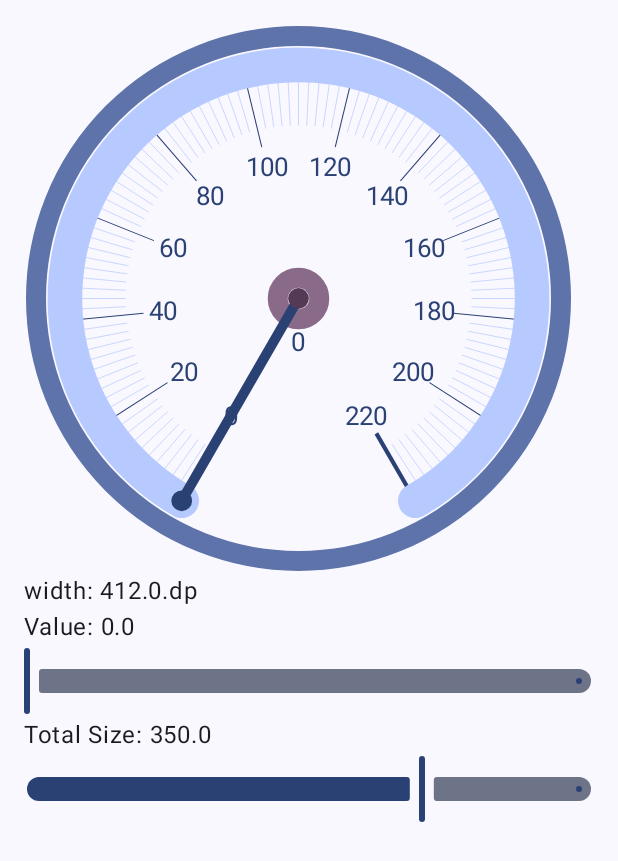
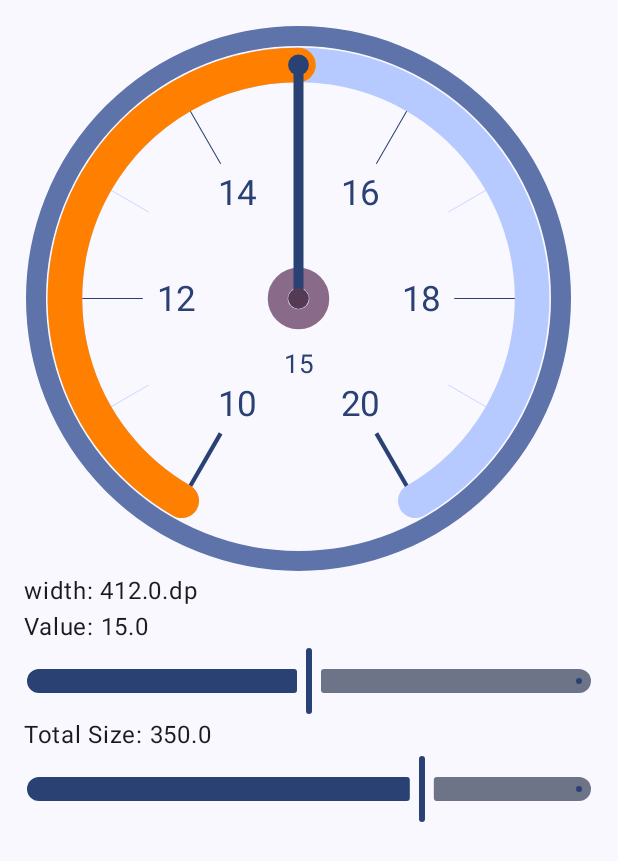
Before and after one commit to yamin8000/Gauge, an Android app built with Jetpack Compose: the screen it shows after launch (MainActivity), on a phone screen of 412 x 824 dp. Shown: the top 861 px of the screen. Run offline under Robolectric (Android 15) with nearby library versions, the phone set to English and light mode, and no system bars.

Commit message:
fixes #25

```diff
--- a/Gauge/src/main/java/com/github/yamin8000/gauge/main/Gauge.kt
+++ b/Gauge/src/main/java/com/github/yamin8000/gauge/main/Gauge.kt
@@ -21,7 +21,6 @@
 
 package com.github.yamin8000.gauge.main
 
-import androidx.compose.animation.animateColorAsState
 import androidx.compose.foundation.Canvas
 import androidx.compose.foundation.layout.BoxWithConstraints
 import androidx.compose.foundation.layout.padding
@@ -56,9 +55,11 @@ import kotlin.math.cos
 import kotlin.math.sin
 
 /**
- * Gauge Composable is a fusion of classic and modern Gauges with some customization options.
+ * Gauge Composable is a fusion of classic and modern Gauges with some
+ * customization options.
  *
- * @param value current value of the [Gauge], this value directly affects Gauge's arc and Gauge's needle style
+ * @param value current value of the [Gauge], this value directly affects
+ *     Gauge's arc and Gauge's needle style
  * @param modifier refer to [Modifier]
  * @param valueUnit unit of the Gauge's value like %, km/h or etc
  * @param decimalFormat decimal formatter for value text
@@ -71,10 +72,11 @@ import kotlin.math.sin
  * @param needleColors
  * @param arcColors
  * @param ticksColors
- * @param ticksColorProvider a lambda for fine tune of individual tick's color
+ * @param ticksColorProvider a lambda for fine tune of individual tick's
+ *     color
  * @param arcColorsProvider a lambda for fine tune of arc colors
- *
- * @throws IllegalArgumentException when some parameters are inconsistent with the design
+ * @throws IllegalArgumentException when some parameters are inconsistent
+ *     with the design
  */
 @Composable
 fun Gauge(
@@ -137,7 +139,7 @@ fun Gauge(
                         drawCompatibleText(
                             textMeasurer = textMeasurer,
                             text = decimalFormat.format(value).trim(),
-                            topLeft = center.plus(Offset(0f, size.toPx() / 12)),
+                            topLeft = center.plus(Offset(0f, size.toPx() / 8)),
                             color = valueColor,
                             totalSize = size
                         )
@@ -271,19 +273,27 @@ private fun DrawScope.drawTicks(
         val isBigTick = isSmallTick && (value % numerics.bigTicksStep == 0)
         val isStartOrEnd =
             isBigTick && (degreeInt == numerics.startAngle || degreeInt == totalAngle)
-        val endRatio = if (isBigTick) size.toPx().div(5f) else size.toPx().div(6f)
+        val tickEndRatio = if (isBigTick) size.toPx().div(5f) else size.toPx().div(6f)
         val width = if (isBigTick) size.div(500f).toPx() else size.div(700f).toPx()
-        val tickColor = if (isBigTick) colors.bigTicks else ticksColors[value].second
+        val tickColor = if (isBigTick) colors.bigTicks
+        else ticksColors[value - numerics.valueRange.start.toInt()].second
 
         val radian = Math.toRadians(degree.toDouble())
         val cos = cos(radian).toFloat()
         val sin = sin(radian).toFloat()
         val x = translate(cos, -1f..1f, 0f..size.toPx())
         val y = translate(sin, -1f..1f, 0f..size.toPx())
-        val endOffset = Offset(
-            x.minus(cos.times(endRatio)),
-            y.minus(sin.times(endRatio))
+        val tickEndOffset = Offset(
+            x.minus(cos.times(tickEndRatio)),
+            y.minus(sin.times(tickEndRatio))
         )
+
+        val textEndRatio = size.toPx().div(4.25f)
+        var textOffset = Offset(
+            x.minus(cos.times(textEndRatio)),
+            y.minus(sin.times(textEndRatio))
+        )
+
         if (isSmallTick) {
             drawLine(
                 color = tickColor,
@@ -293,17 +303,17 @@ private fun DrawScope.drawTicks(
                     x.minus(cos.times(startRatio)),
                     y.minus(sin.times(startRatio))
                 ).plus(borderOffset),
-                end = endOffset.plus(borderOffset)
+                end = tickEndOffset.plus(borderOffset)
             )
         }
         if (hasNumbers && isBigTick) {
-            val textSizeFactor = 20f
+            val textSizeFactor = 15f
             val textStyle = TextStyle(
                 color = colors.bigTicksLabels,
                 fontSize = size.toSp() / textSizeFactor
             )
             val textLayout = textMeasurer.measure("$value", textStyle)
-            var textOffset = endOffset.minus(
+            textOffset = textOffset.minus(
                 Offset(
                     textLayout.size.width.toFloat() / 2,
                     textLayout.size.height.toFloat() / 2
--- a/app/src/main/java/com/github/yamin8000/gauge/MainActivity.kt
+++ b/app/src/main/java/com/github/yamin8000/gauge/MainActivity.kt
@@ -62,9 +62,9 @@ class MainActivity : ComponentActivity() {
                         ) {
                             val configuration = LocalConfiguration.current
                             val screenWidth = configuration.screenWidthDp.dp
-                            var value by remember { mutableFloatStateOf(0f) }
+                            var value by remember { mutableFloatStateOf(15f) }
                             var totalSize by remember { mutableFloatStateOf(350f) }
-                            val valueRange = 0f..220f
+                            val valueRange = 10f..20f
                             Gauge(
                                 value = value,
                                 totalSize = totalSize.dp,
@@ -72,8 +72,8 @@ class MainActivity : ComponentActivity() {
                                     startAngle = 120,
                                     sweepAngle = 300,
                                     valueRange = valueRange,
-                                    bigTicksStep = 20,
-                                    smallTicksStep = 2
+                                    bigTicksStep = 2,
+                                    smallTicksStep = 1
                                 ),
                                 style = GaugeStyle(
                                     hasBorder = true,
```
Also changed, not shown: Gauge/build.gradle.kts (+4 -4 lines), app/build.gradle.kts (+4 -4 lines), build.gradle.kts (+4 -4 lines).
